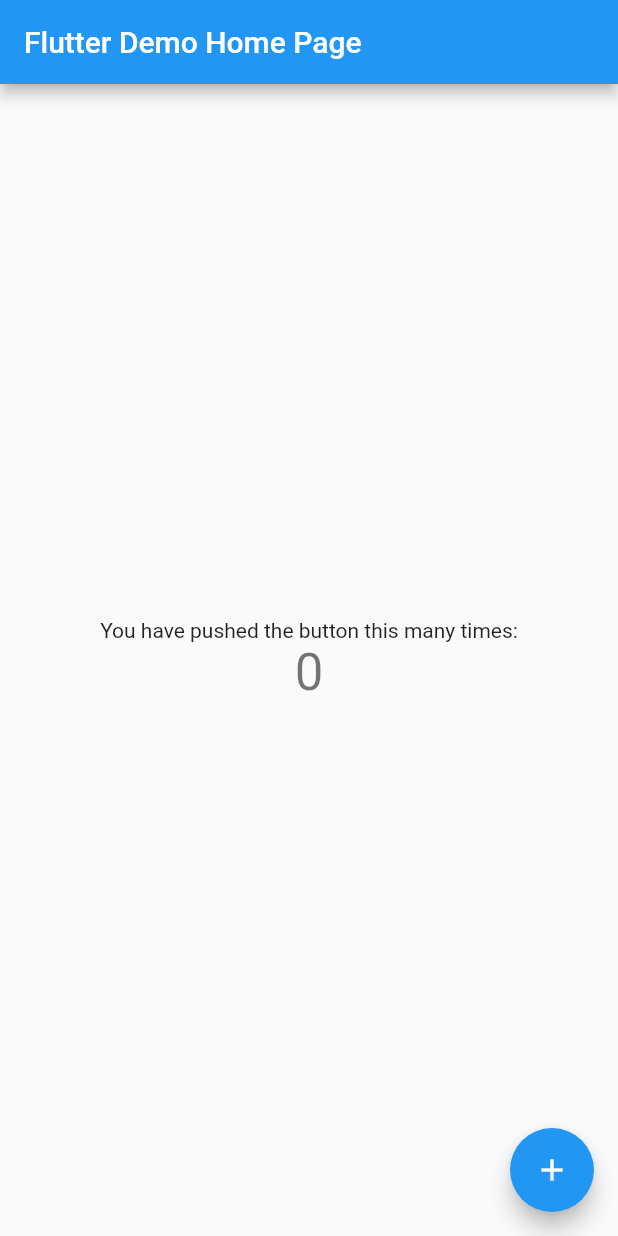
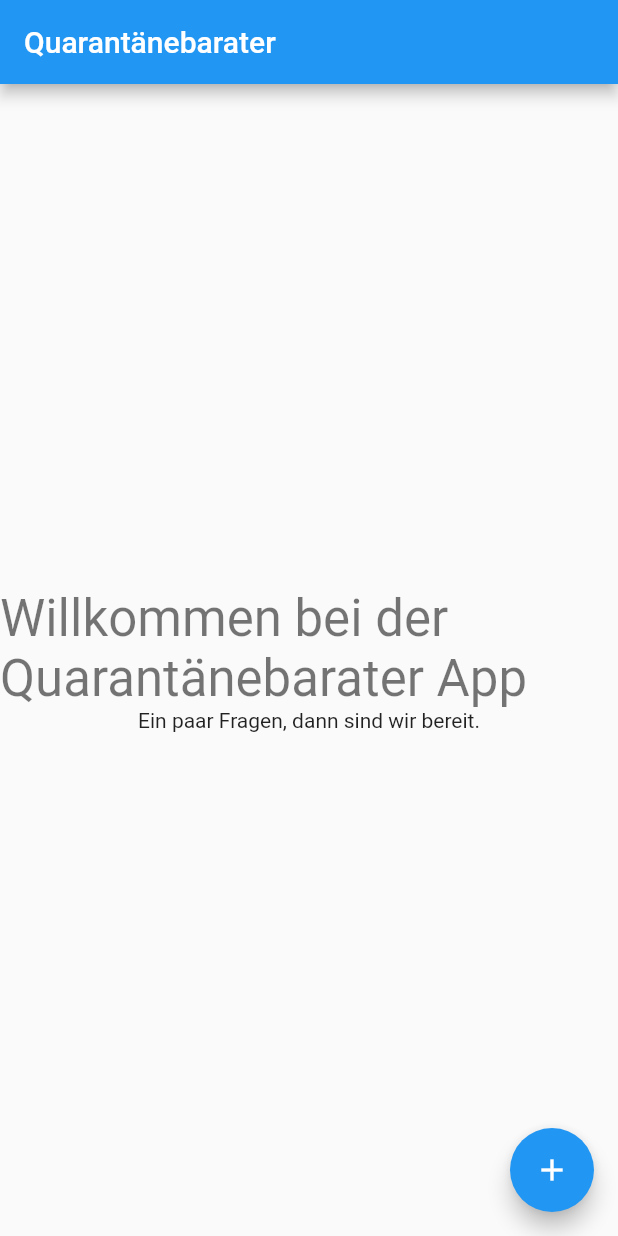
Before and after one commit to jan1na/DailyBuddy, a Flutter app: the screen it shows after launch, on a phone screen of 412 x 824 dp. Run offline on Flutter 3.47's test engine with Material 2 defaults, Android fonts, the phone set to English and light mode, and no system bars.

Commit message:
Create the start message

```diff
--- a/lib/main.dart
+++ b/lib/main.dart
@@ -3,101 +3,53 @@ import 'package:flutter/material.dart';
 void main() => runApp(MyApp());
 
 class MyApp extends StatelessWidget {
-  // This widget is the root of your application.
   @override
   Widget build(BuildContext context) {
     return MaterialApp(
       title: 'Flutter Demo',
       theme: ThemeData(
-        // This is the theme of your application.
-        //
-        // Try running your application with "flutter run". You'll see the
-        // application has a blue toolbar. Then, without quitting the app, try
-        // changing the primarySwatch below to Colors.green and then invoke
-        // "hot reload" (press "r" in the console where you ran "flutter run",
-        // or simply save your changes to "hot reload" in a Flutter IDE).
-        // Notice that the counter didn't reset back to zero; the application
-        // is not restarted.
         primarySwatch: Colors.blue,
       ),
-      home: MyHomePage(title: 'Flutter Demo Home Page'),
+      home: Advisor(title: 'Quarantänebarater'),
     );
   }
 }
 
-class MyHomePage extends StatefulWidget {
-  MyHomePage({Key key, this.title}) : super(key: key);
-
-  // This widget is the home page of your application. It is stateful, meaning
-  // that it has a State object (defined below) that contains fields that affect
-  // how it looks.
-
-  // This class is the configuration for the state. It holds the values (in this
-  // case the title) provided by the parent (in this case the App widget) and
-  // used by the build method of the State. Fields in a Widget subclass are
-  // always marked "final".
+class Advisor extends StatefulWidget {
+  Advisor({Key key, this.title}) : super(key: key);
 
   final String title;
 
   @override
-  _MyHomePageState createState() => _MyHomePageState();
+  AdvisorState createState() => AdvisorState();
 }
 
-class _MyHomePageState extends State<MyHomePage> {
+class AdvisorState extends State<Advisor> {
   int _counter = 0;
 
   void _incrementCounter() {
     setState(() {
-      // This call to setState tells the Flutter framework that something has
-      // changed in this State, which causes it to rerun the build method below
-      // so that the display can reflect the updated values. If we changed
-      // _counter without calling setState(), then the build method would not be
-      // called again, and so nothing would appear to happen.
       _counter++;
     });
   }
 
   @override
   Widget build(BuildContext context) {
-    // This method is rerun every time setState is called, for instance as done
-    // by the _incrementCounter method above.
-    //
-    // The Flutter framework has been optimized to make rerunning build methods
-    // fast, so that you can just rebuild anything that needs updating rather
-    // than having to individually change instances of widgets.
     return Scaffold(
       appBar: AppBar(
-        // Here we take the value from the MyHomePage object that was created by
-        // the App.build method, and use it to set our appbar title.
         title: Text(widget.title),
       ),
       body: Center(
-        // Center is a layout widget. It takes a single child and positions it
-        // in the middle of the parent.
         child: Column(
-          // Column is also a layout widget. It takes a list of children and
-          // arranges them vertically. By default, it sizes itself to fit its
-          // children horizontally, and tries to be as tall as its parent.
-          //
-          // Invoke "debug painting" (press "p" in the console, choose the
-          // "Toggle Debug Paint" action from the Flutter Inspector in Android
-          // Studio, or the "Toggle Debug Paint" command in Visual Studio Code)
-          // to see the wireframe for each widget.
-          //
-          // Column has various properties to control how it sizes itself and
-          // how it positions its children. Here we use mainAxisAlignment to
-          // center the children vertically; the main axis here is the vertical
-          // axis because Columns are vertical (the cross axis would be
-          // horizontal).
           mainAxisAlignment: MainAxisAlignment.center,
           children: <Widget>[
             Text(
-              'You have pushed the button this many times:',
+              'Willkommen bei der Quarantänebarater App',
+              style: Theme.of(context).textTheme.display1,
             ),
             Text(
-              '$_counter',
-              style: Theme.of(context).textTheme.display1,
-            ),
+              'Ein paar Fragen, dann sind wir bereit.'
+            )
           ],
         ),
       ),
@@ -105,7 +57,7 @@ class _MyHomePageState extends State<MyHomePage> {
         onPressed: _incrementCounter,
         tooltip: 'Increment',
         child: Icon(Icons.add),
-      ), // This trailing comma makes auto-formatting nicer for build methods.
+      ),
     );
   }
 }
```
